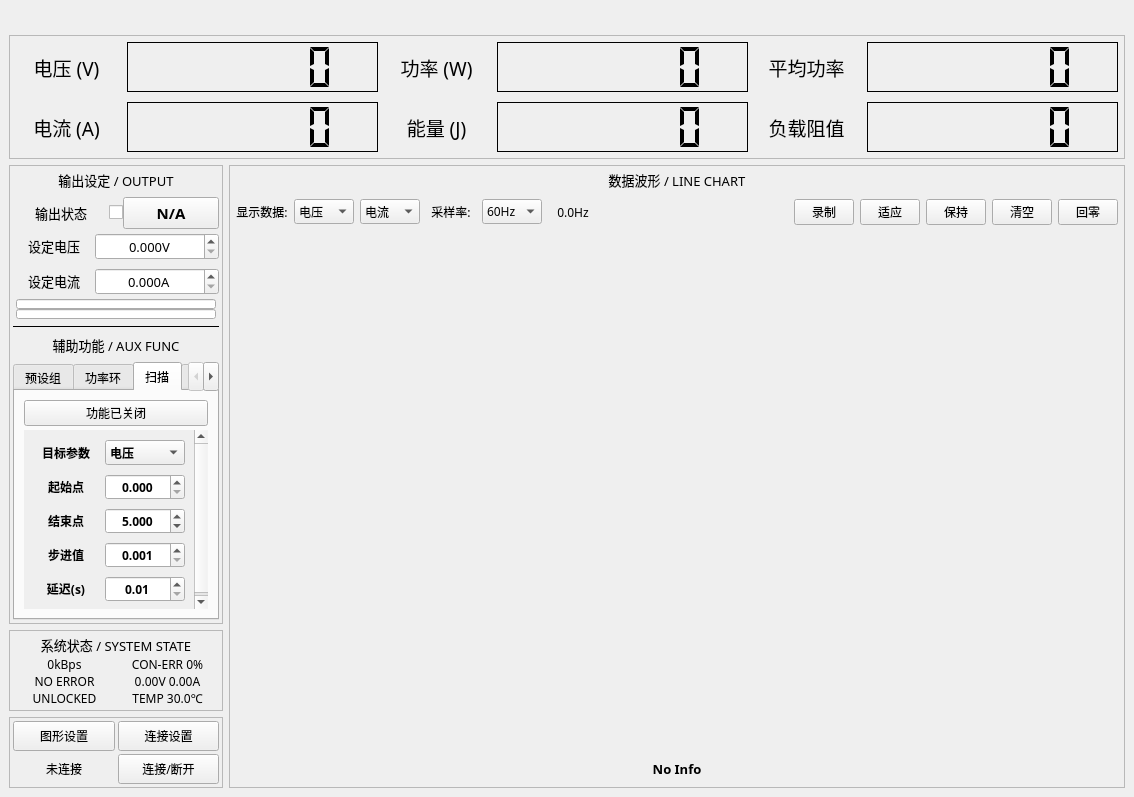
Before: the Qt Designer form gui_source/mdp_gui_template/mainwindow.ui in ElluIFX/DP100-PyQt5-GUI, drawn with Qt 5.
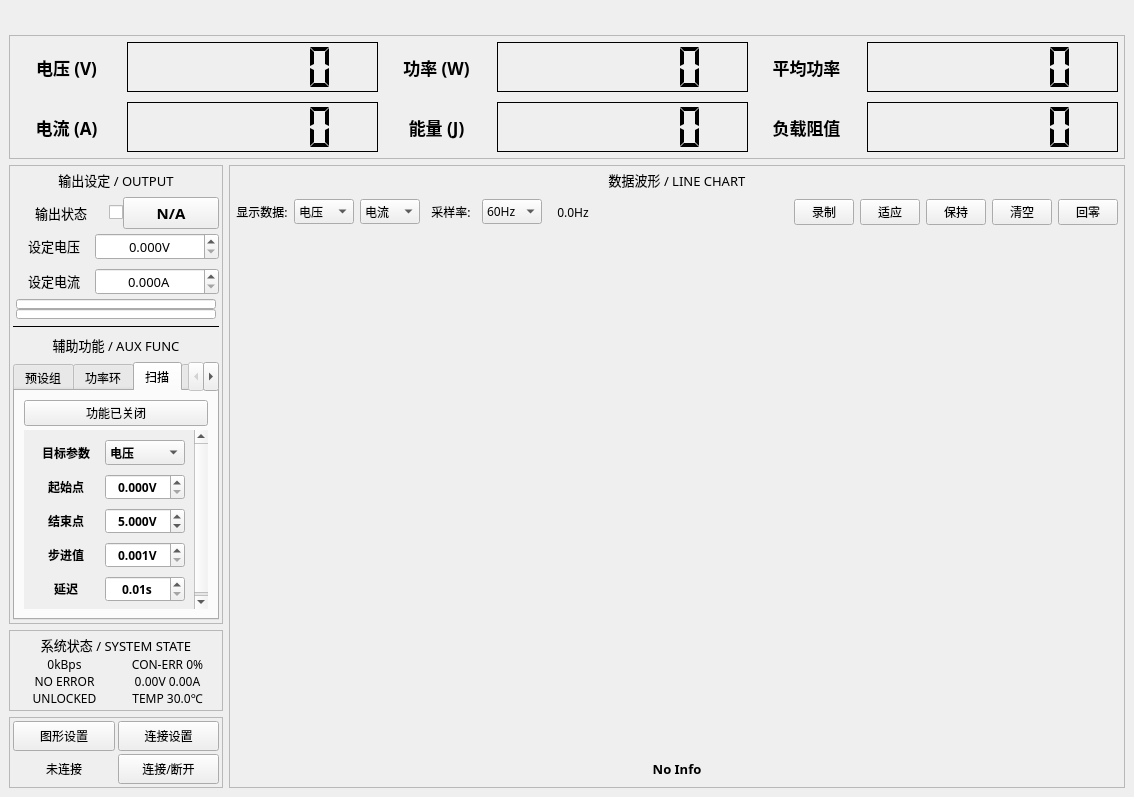
After: the same form once the commit is applied. The open tabs and pages were chosen to show the change. Custom widgets are drawn as their Qt base class.

Patch:
```diff
--- a/gui_source/mdp_gui_template/mainwindow.ui
+++ b/gui_source/mdp_gui_template/mainwindow.ui
@@ -91,7 +91,8 @@
                <property name="font">
                 <font>
                  <family>Sarasa Fixed SC SemiBold</family>
-                 <pointsize>14</pointsize>
+                 <pointsize>13</pointsize>
+                 <bold>true</bold>
                 </font>
                </property>
                <property name="text">
@@ -172,7 +173,8 @@
                <property name="font">
                 <font>
                  <family>Sarasa Fixed SC SemiBold</family>
-                 <pointsize>14</pointsize>
+                 <pointsize>13</pointsize>
+                 <bold>true</bold>
                 </font>
                </property>
                <property name="text">
@@ -247,7 +249,8 @@
                <property name="font">
                 <font>
                  <family>Sarasa Fixed SC SemiBold</family>
-                 <pointsize>14</pointsize>
+                 <pointsize>13</pointsize>
+                 <bold>true</bold>
                 </font>
                </property>
                <property name="text">
@@ -315,7 +318,8 @@
                <property name="font">
                 <font>
                  <family>Sarasa Fixed SC SemiBold</family>
-                 <pointsize>14</pointsize>
+                 <pointsize>13</pointsize>
+                 <bold>true</bold>
                 </font>
                </property>
                <property name="text">
@@ -393,7 +397,8 @@
                <property name="font">
                 <font>
                  <family>Sarasa Fixed SC SemiBold</family>
-                 <pointsize>14</pointsize>
+                 <pointsize>13</pointsize>
+                 <bold>true</bold>
                 </font>
                </property>
                <property name="text">
@@ -461,7 +466,8 @@
                <property name="font">
                 <font>
                  <family>Sarasa Fixed SC SemiBold</family>
-                 <pointsize>14</pointsize>
+                 <pointsize>13</pointsize>
+                 <bold>true</bold>
                 </font>
                </property>
                <property name="text">
@@ -1822,6 +1828,9 @@
                          <property name="alignment">
                           <set>Qt::AlignCenter</set>
                          </property>
+                         <property name="suffix">
+                          <string>V</string>
+                         </property>
                          <property name="decimals">
                           <number>3</number>
                          </property>
@@ -1829,7 +1838,7 @@
                           <double>0.000000000000000</double>
                          </property>
                          <property name="maximum">
-                          <double>100.000000000000000</double>
+                          <double>30.000000000000000</double>
                          </property>
                          <property name="singleStep">
                           <double>0.100000000000000</double>
@@ -1885,6 +1894,9 @@
                          <property name="alignment">
                           <set>Qt::AlignCenter</set>
                          </property>
+                         <property name="suffix">
+                          <string>V</string>
+                         </property>
                          <property name="decimals">
                           <number>3</number>
                          </property>
@@ -1892,7 +1904,7 @@
                           <double>0.000000000000000</double>
                          </property>
                          <property name="maximum">
-                          <double>100.000000000000000</double>
+                          <double>30.000000000000000</double>
                          </property>
                          <property name="singleStep">
                           <double>0.100000000000000</double>
@@ -1951,6 +1963,9 @@
                          <property name="alignment">
                           <set>Qt::AlignCenter</set>
                          </property>
+                         <property name="suffix">
+                          <string>V</string>
+                         </property>
                          <property name="decimals">
                           <number>3</number>
                          </property>
@@ -1958,7 +1973,7 @@
                           <double>0.001000000000000</double>
                          </property>
                          <property name="maximum">
-                          <double>100.000000000000000</double>
+                          <double>30.000000000000000</double>
                          </property>
                          <property name="singleStep">
                           <double>0.100000000000000</double>
@@ -1990,7 +2005,7 @@
                           </font>
                          </property>
                          <property name="text">
-                          <string>延迟(s)</string>
+                          <string>延迟</string>
                          </property>
                          <property name="alignment">
                           <set>Qt::AlignCenter</set>
@@ -2017,6 +2032,9 @@
                          <property name="alignment">
                           <set>Qt::AlignCenter</set>
                          </property>
+                         <property name="suffix">
+                          <string>s</string>
+                         </property>
                          <property name="decimals">
                           <number>2</number>
                          </property>
```
Left out of the diff: 27 changed lines with no effect on the pictures.
